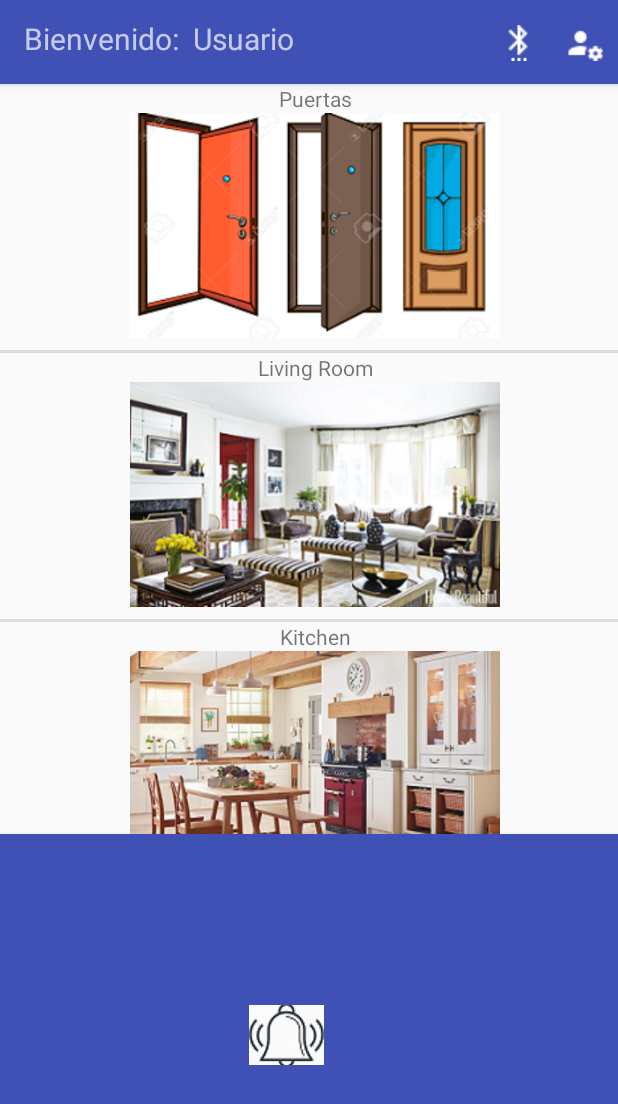
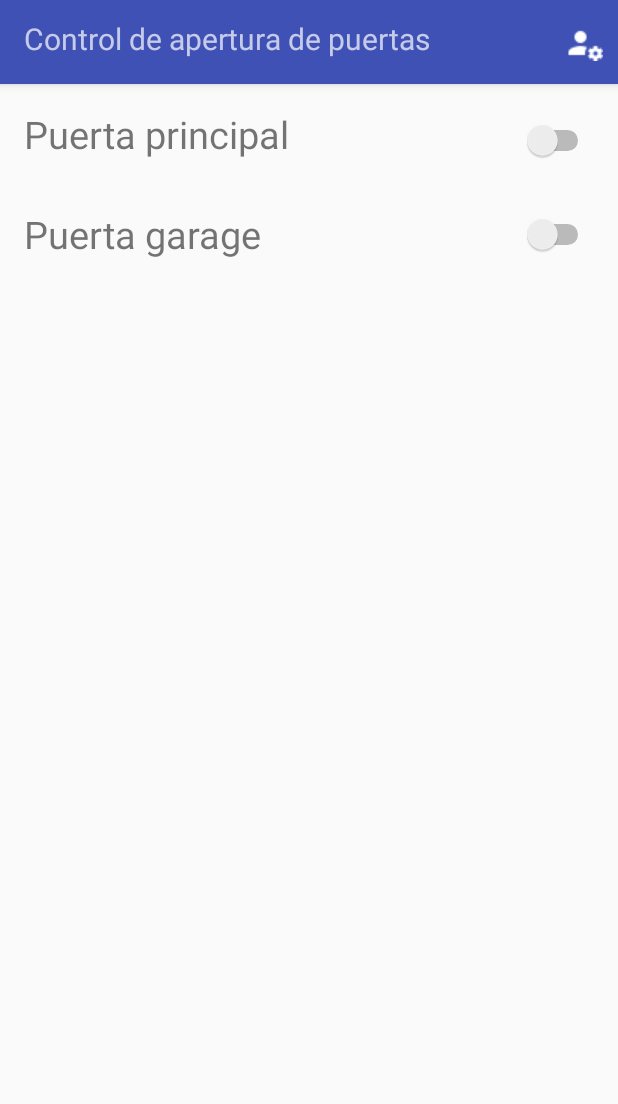
Before and after one commit to AlejandroKantun/Home-ControlV1.0, an Android app: the MainActivity screen opened directly, with no data from a screen before it, after a tap on "Puertas", on a phone screen of 412 x 824 dp. Shown: the top 1104 px of the screen. Run offline under Robolectric (Android 15) with nearby library versions, the phone set to English and light mode, and no system bars.

Commit message:
Chupala Chino

```diff
--- a/app/build.gradle
+++ b/app/build.gradle
@@ -24,10 +24,10 @@ dependencies {
     androidTestCompile('com.android.support.test.espresso:espresso-core:2.2.2', {
         exclude group: 'com.android.support', module: 'support-annotations'
     })
+    compile project(':Library:library')
     compile 'com.android.support:appcompat-v7:25.3.1'
     compile 'com.android.support:design:25.3.1'
     compile 'com.android.support.constraint:constraint-layout:1.0.2'
     compile 'com.android.support:cardview-v7:25.3.1'
     testCompile 'junit:junit:4.12'
-    compile project(':Library:library')
 }
--- a/app/src/main/AndroidManifest.xml
+++ b/app/src/main/AndroidManifest.xml
@@ -26,10 +26,9 @@
             </intent-filter>
         </activity>
         <activity android:name=".MainActivity" />
-        <activity android:name=".WindowWatcherActivity"/>
         <activity android:name=".bt_set" />
-        <activity android:name=".room1">
-        </activity>
+        <activity android:name=".room1"/>
+        <activity android:name=".DoorsActivity"/>
     </application>
 
 </manifest>
--- /dev/null
+++ b/app/src/main/java/com/fiuady/home_controlv10/DoorsActivity.java
@@ -0,0 +1,75 @@
+package com.fiuady.home_controlv10;
+
+import android.support.v7.app.AppCompatActivity;
+import android.os.Bundle;
+import android.view.View;
+import android.widget.Switch;
+import android.widget.Toast;
+
+public class DoorsActivity extends AppCompatActivity {
+
+    private Switch frontDoorSwitch;
+    private Switch garageDoorSwitch;
+
+    private String doorsVariable;
+    @Override
+    protected void onCreate(Bundle savedInstanceState) {
+        super.onCreate(savedInstanceState);
+        setContentView(R.layout.activity_doors);
+        frontDoorSwitch = (Switch) findViewById(R.id.frontdoor_switch);
+        garageDoorSwitch = (Switch) findViewById(R.id.garage_switch);
+        //Toast.makeText(getApplicationContext(),MainActivity.device.getName().toString(),Toast.LENGTH_SHORT).show();
+        garageDoorSwitch.setOnClickListener(new View.OnClickListener() {
+            @Override
+            public void onClick(View v) {
+                if (frontDoorSwitch.isChecked()&&garageDoorSwitch.isChecked())
+                {
+                    //asignar a la variable de las puertas: 003
+                    doorsVariable = "003";
+                }
+                else if(frontDoorSwitch.isChecked()&&!garageDoorSwitch.isChecked())
+                {
+                    //asignar a la variable de las puertas: 002
+                    doorsVariable = "002";
+                }
+                else if(!frontDoorSwitch.isChecked()&&garageDoorSwitch.isChecked())
+                {
+                    //Asignar a la variable de las puertas: 001
+                    doorsVariable = "001";
+                }
+                else
+                    {
+                        doorsVariable = "000";
+                    }
+
+                Toast.makeText(getApplicationContext(),doorsVariable,Toast.LENGTH_SHORT).show();
+            }
+        });
+        frontDoorSwitch.setOnClickListener(new View.OnClickListener() {
+            @Override
+            public void onClick(View v) {
+                if (frontDoorSwitch.isChecked()&&garageDoorSwitch.isChecked())
+                {
+                    //asignar a la variable de las puertas: 003
+                    doorsVariable = "003";
+                }
+                else if(frontDoorSwitch.isChecked()&&!garageDoorSwitch.isChecked())
+                {
+                    //asignar a la variable de las puertas: 002
+                    doorsVariable = "002";
+                }
+                else if(!frontDoorSwitch.isChecked()&&garageDoorSwitch.isChecked())
+                {
+                    //Asignar a la variable de las puertas: 001
+                    doorsVariable = "001";
+                }
+                else
+                {
+                    doorsVariable = "000";
+                }
+                Toast.makeText(getApplicationContext(),doorsVariable,Toast.LENGTH_SHORT).show();
+
+            }
+        });
+    }
+}
--- a/app/src/main/java/com/fiuady/home_controlv10/MainActivity.java
+++ b/app/src/main/java/com/fiuady/home_controlv10/MainActivity.java
@@ -79,6 +79,12 @@ public class MainActivity extends AppCompatActivity {
                     }
 
 
+                    if(pos==0)
+                    {
+                        Intent i = new Intent(MainActivity.this, DoorsActivity.class);
+                        startActivityForResult(i, 0);
+                    }
+
                     if (pos == 5)
                     {
                         Intent i = new Intent(MainActivity.this, room1.class);
@@ -150,8 +156,8 @@ public class MainActivity extends AppCompatActivity {
     private final List<Integer> Aux_places = new ArrayList<Integer>();
     private ImageButton Img_btn_BT, Img_btn_Account_settings,Img_btn_Alarm, Img_btn_door;
 
-    private String device_name="";
-    private BluetoothDevice device;
+    static public String device_name="";
+    static public BluetoothDevice device;
     private static final int REQUEST_ENABLE_BT = 1;
     private static final UUID SERIAL_PORT_UUID = UUID.fromString("00001101-0000-1000-8000-00805f9b34fb");
 
--- /dev/null
+++ b/app/src/main/res/layout/activity_doors.xml
@@ -0,0 +1,96 @@
+<?xml version="1.0" encoding="utf-8"?>
+<RelativeLayout xmlns:android="http://schemas.android.com/apk/res/android"
+    xmlns:app="http://schemas.android.com/apk/res-auto"
+    xmlns:tools="http://schemas.android.com/tools"
+    android:layout_width="match_parent"
+    android:layout_height="match_parent"
+    android:orientation="vertical"
+    tools:context="com.fiuady.home_controlv10.DoorsActivity">
+
+
+    <android.support.v7.widget.Toolbar
+        android:id="@+id/appbar"
+        android:layout_height="wrap_content"
+        android:layout_width="match_parent"
+        android:background="?attr/colorPrimary"
+        android:elevation="4dp"
+        android:minHeight="?attr/actionBarSize"
+        android:theme="@style/ThemeOverlay.AppCompat.Dark.ActionBar"
+        app:popupTheme="@style/ThemeOverlay.AppCompat.Light"
+        >
+
+        <RelativeLayout
+            android:layout_width="wrap_content"
+            android:layout_height="42dp"
+            android:orientation="horizontal">
+
+            <TextView
+                android:layout_width="wrap_content"
+                android:layout_height="wrap_content"
+                android:layout_marginTop="5dp"
+                android:text="Control de apertura de puertas"
+                android:textSize="20sp"
+                android:id="@+id/tag_doorTitle"/>
+
+
+            <ImageButton
+                android:id="@+id/ImgBtn_AccountSettings"
+                android:layout_width="wrap_content"
+                android:layout_height="wrap_content"
+                android:background="#00000000"
+                android:src="@drawable/acst"
+                android:layout_marginTop="10dp"
+                android:layout_marginLeft="10dp"
+                android:layout_marginRight="10dp"
+                android:layout_alignParentRight="true"
+                />
+
+
+        </RelativeLayout>
+    </android.support.v7.widget.Toolbar>
+
+    <TextView
+
+        android:id="@+id/txt_frontdoor"
+        android:layout_width="wrap_content"
+        android:layout_height="wrap_content"
+        android:text="Puerta principal "
+        android:layout_below="@id/appbar"
+        android:textSize="25sp"
+        android:padding="@dimen/activity_vertical_margin"
+        android:textStyle="normal"
+
+        />
+
+    <Switch
+        android:id="@+id/frontdoor_switch"
+        android:layout_width="wrap_content"
+        android:layout_height="wrap_content"
+        android:padding="@dimen/activity_vertical_margin"
+        android:layout_alignBaseline="@+id/txt_frontdoor"
+        android:layout_alignBottom="@+id/txt_frontdoor"
+        android:layout_alignParentEnd="true" />
+    <TextView
+
+        android:id="@+id/txt_garage"
+        android:layout_width="wrap_content"
+        android:layout_height="wrap_content"
+        android:text="Puerta garage     "
+        android:layout_below="@id/txt_frontdoor"
+        android:textSize="25sp"
+        android:padding="@dimen/activity_vertical_margin"
+        android:textStyle="normal"
+        />
+
+    <Switch
+        android:id="@+id/garage_switch"
+        android:layout_width="wrap_content"
+        android:layout_height="wrap_content"
+        android:layout_toEndOf="@id/txt_frontdoor"
+        android:layout_below="@id/txt_frontdoor"
+        android:padding="@dimen/activity_vertical_margin"
+        android:layout_alignBottom="@+id/txt_garage"
+        android:layout_alignParentEnd="true"
+        />
+
+</RelativeLayout>
```
